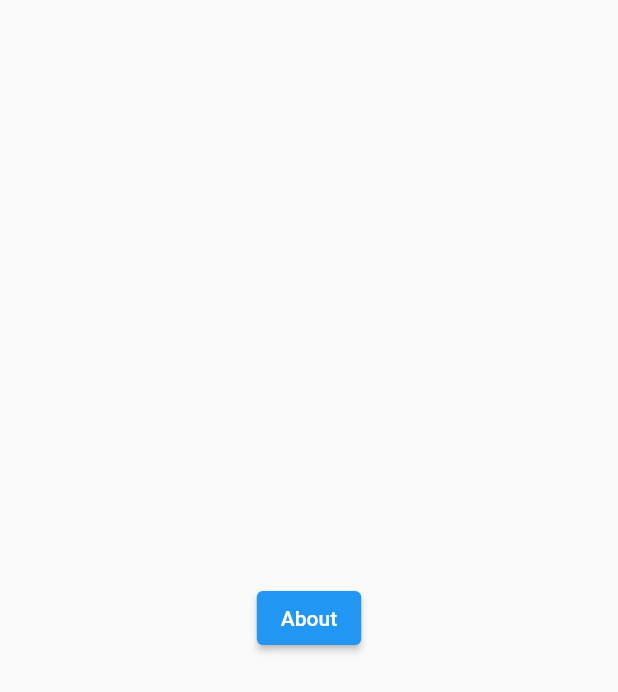
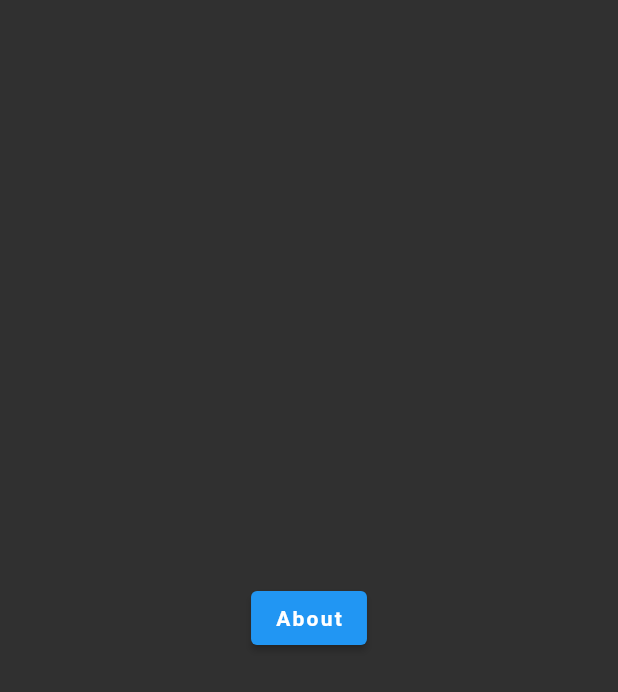
Before and after one commit to Ellipsoul/flutter-quizapp, a Flutter app: the screen it shows after launch, on a phone screen of 412 x 824 dp. Shown: the top 692 px of the screen. Run offline on Flutter 3.47's test engine with Material 2 defaults, Android fonts, the light colour scheme and no system bars; our stand-ins replace firebase_core; accounts and stored records are empty.

Commit message:
Implemented theme for app

```diff
--- a/lib/about/about.dart
+++ b/lib/about/about.dart
@@ -7,7 +7,11 @@ class AboutScreen extends StatelessWidget {
   Widget build(BuildContext context) {
     return Scaffold(
       appBar: AppBar(
-        title: const Text('Hi'),
+        title: Text(
+          'Hi',
+          // Apply a custom theme, accessing from the parent widget
+          style: Theme.of(context).textTheme.button,
+        ),
       ),
     );
   }
--- a/lib/main.dart
+++ b/lib/main.dart
@@ -3,6 +3,7 @@
 
 import 'package:flutter/material.dart';
 import 'package:quizapp/routes.dart';
+import 'package:quizapp/theme.dart';
 
 // This is called to run the application
 void main() {
@@ -47,6 +48,7 @@
           // Once routes are added here, don't add anything else to this main file
           return MaterialApp(
             routes: appRoutes, // Import the routes into the base app
+            theme: appTheme,
           );
         }
 
--- a/lib/theme.dart
+++ b/lib/theme.dart
@@ -0,0 +1,26 @@
+import 'package:flutter/material.dart';
+
+// Customise app theme here!
+var appTheme = ThemeData(
+  // Sets the bottom bar to a darkish mode
+  bottomAppBarTheme: const BottomAppBarTheme(
+    color: Colors.black87,
+  ),
+  brightness: Brightness.dark,
+  // Overriding default settings
+  textTheme: const TextTheme(
+    bodyText1: TextStyle(fontSize: 18),
+    bodyText2: TextStyle(fontSize: 16),
+    button: TextStyle(
+      letterSpacing: 1.5,
+      fontWeight: FontWeight.bold,
+    ),
+    headline1: TextStyle(
+      fontWeight: FontWeight.bold,
+    ),
+    subtitle1: TextStyle(
+      color: Colors.grey,
+    ),
+  ),
+  buttonTheme: const ButtonThemeData(),
+);
```
